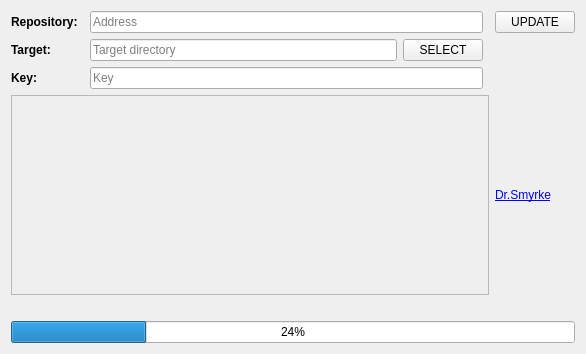
The window that src/mainwindow.ui (DrSmyrke/My-Updater) describes before a commit, drawn with Qt 5.
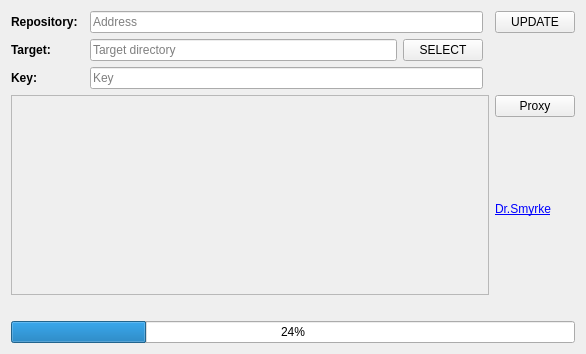
The same window after the commit.

Commit message: Added Proxy support

The edit to the form file:
```diff
--- a/src/mainwindow.ui
+++ b/src/mainwindow.ui
@@ -84,16 +84,6 @@
       </property>
      </widget>
     </item>
-    <item row="3" column="4">
-     <widget class="QLabel" name="label_4">
-      <property name="text">
-       <string>&lt;a href=&quot;http://drsmyrke.ru&quot;&gt;Dr.Smyrke&lt;/a&gt;</string>
-      </property>
-      <property name="openExternalLinks">
-       <bool>true</bool>
-      </property>
-     </widget>
-    </item>
     <item row="1" column="2">
      <layout class="QHBoxLayout" name="horizontalLayout">
       <item>
@@ -112,6 +102,27 @@
       </item>
      </layout>
     </item>
+    <item row="3" column="4">
+     <layout class="QVBoxLayout" name="verticalLayout">
+      <item>
+       <widget class="QPushButton" name="proxyEB">
+        <property name="text">
+         <string>Proxy</string>
+        </property>
+       </widget>
+      </item>
+      <item>
+       <widget class="QLabel" name="label_4">
+        <property name="text">
+         <string>&lt;a href=&quot;http://drsmyrke.ru&quot;&gt;Dr.Smyrke&lt;/a&gt;</string>
+        </property>
+        <property name="openExternalLinks">
+         <bool>true</bool>
+        </property>
+       </widget>
+      </item>
+     </layout>
+    </item>
    </layout>
   </widget>
  </widget>
```
Left out of the diff: 2 changed lines with no effect on the pictures. The commit also changes 7 other files.
